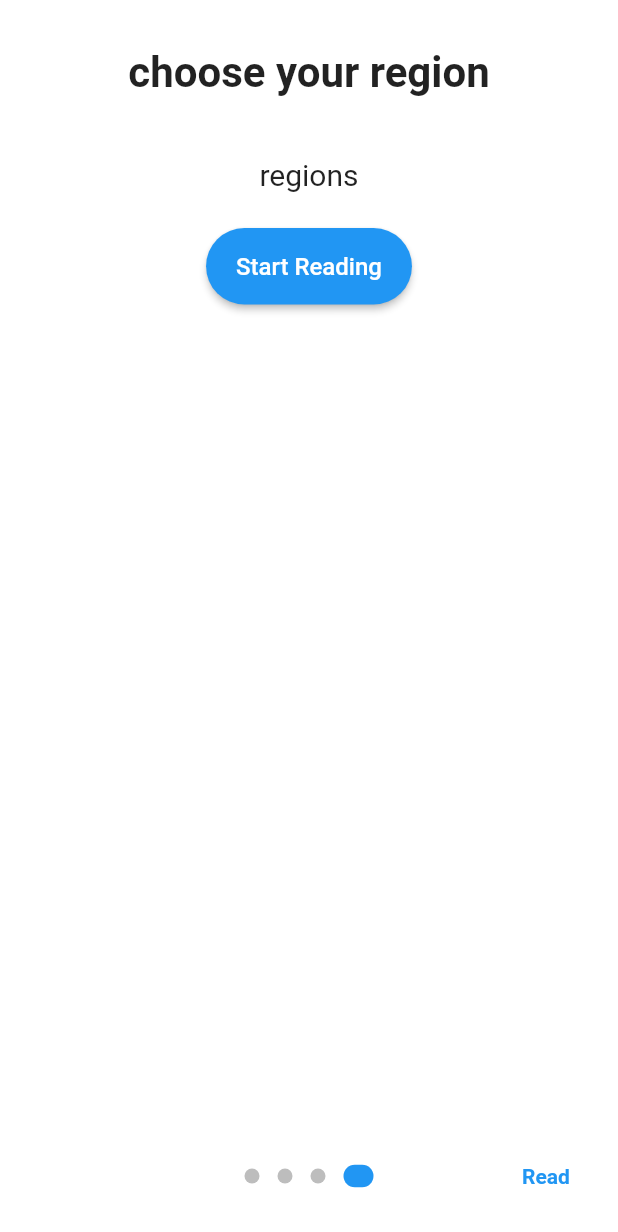
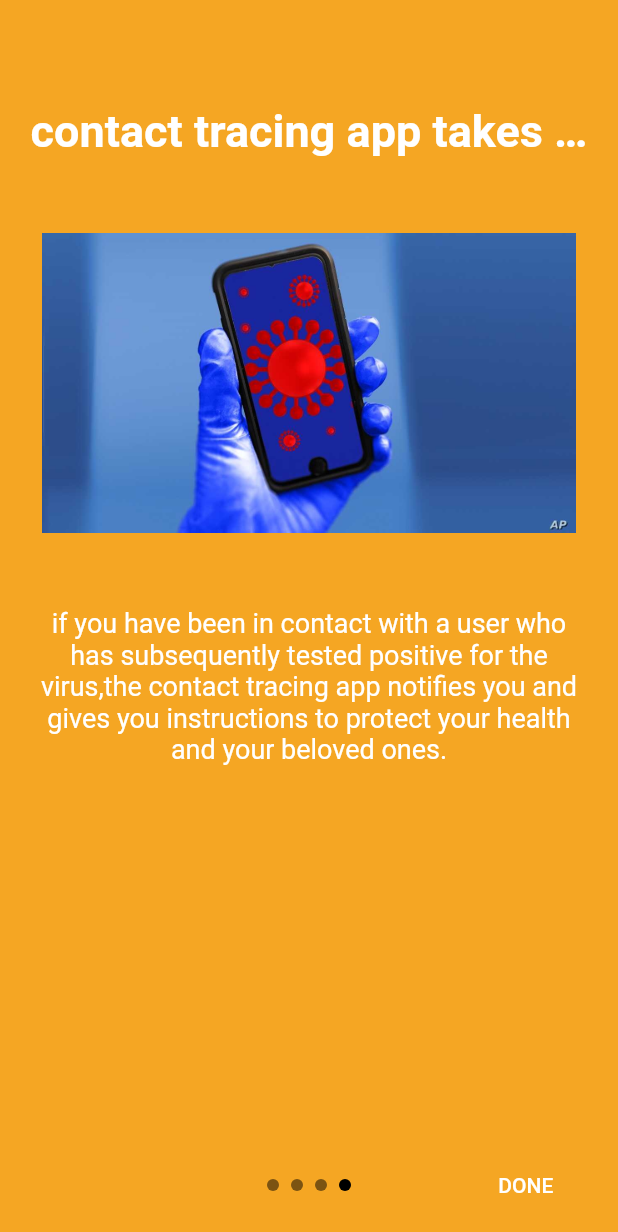
Before and after one commit to jmanga2020/contact, a Flutter app: the screen it shows after launch, swiped to page 4, on a phone screen of 412 x 824 dp. Shown: the top 1232 px of the screen. Run offline on Flutter 3.47's test engine with Material 2 defaults, Android fonts, the light colour scheme and no system bars; drawn by our look-alikes of intro_slider, introduction_screen; our stand-ins replace flutter_spinkit, shared_preferences.

Commit message:
modified splash screen

```diff
--- a/lib/screens/onBoarding Screen.dart
+++ b/lib/screens/onBoarding Screen.dart
@@ -1,9 +1,9 @@
 import 'package:flutter/material.dart';
-import 'package:introduction_screen/introduction_screen.dart';
+import 'package:intro_slider/dot_animation_enum.dart';
+import 'package:intro_slider/intro_slider.dart';
+import 'package:intro_slider/slide_object.dart';
 // import 'package:shared_preferences/shared_preferences.dart';
-import 'package:contact_tracing/widget/button_widget.dart';
 import 'package:contact_tracing/screens/homsScreen.dart';
-import 'package:after_layout/after_layout.dart';
 
 // class Splash extends StatefulWidget {
 //   // const Splash({ Key? key }) : super(key: key);
@@ -32,84 +32,58 @@ import 'package:after_layout/after_layout.dart';
 //   @override
 //    void afterFirstLayout(BuildContext context) => checkFirstSeen();
 
-class Splash extends StatelessWidget {
+class Splash extends StatefulWidget {
+  @override
+  _SplashState createState() => _SplashState();
+}
+
+class _SplashState extends State<Splash> {
+  List<Slide> _slides = [];
+
+  @override
+  void initState() {
+    _slides = [
+      Slide(
+        title: "Hallow! Welcome.",
+        description:
+            '''with everyone contribution,contact tracing app will help us contain the virus and get us back to normal life as soon as possible.  ''',
+        pathImage: "assets/images/kazi.jpg",
+        backgroundColor: Color(0xfff5a623),
+      ),
+      Slide(
+        title: "Your privacy is protected",
+        description:
+            '''The app works without tracking your movements and without  knowing your identity or the identity of the people you come into contact with..  ''',
+        pathImage: "assets/images/kazi.jpg",
+        backgroundColor: Color(0xfff5a623),
+      ),
+      Slide(
+        title: "contact tracing app takes care of you.",
+        description:
+            '''if you have been in contact with a user who has subsequently tested positive for the virus,the contact tracing app notifies you and gives you instructions to protect your health and your beloved ones.  ''',
+        pathImage: "assets/images/kazi.jpg",
+        backgroundColor: Color(0xfff5a623),
+      ),
+      Slide(
+        title: "contact tracing app takes care of you.",
+        description:
+            '''if you have been in contact with a user who has subsequently tested positive for the virus,the contact tracing app notifies you and gives you instructions to protect your health and your beloved ones.  ''',
+        pathImage: "assets/images/kazi.jpg",
+        backgroundColor: Color(0xfff5a623),
+      )
+    ];
+    super.initState();
+  }
+
   @override
   Widget build(BuildContext context) => SafeArea(
-        child: IntroductionScreen(
-          pages: [
-            PageViewModel(
-              title: 'Hallow! Welcome.',
-              body:
-                  'with everyone contribution,contact tracing app will help us contain the virus and get us back to normal life as soon as possible.  ',
-              image: buildImage('assets/happy people.jpg'),
-              decoration: getPageDecoration(),
-            ),
-            PageViewModel(
-              title: 'Your privacy is protected',
-              body:
-                  'The app works without tracking your movements and without  knowing your identity or the identity of the people you come into contact with.',
-              image: buildImage('assets/privacy1.1.jpg'),
-              decoration: getPageDecoration(),
-            ),
-            PageViewModel(
-              title: 'contact tracing app takes care of you.',
-              body:
-                  'if you have been in contact with a user who has subsequently tested positive for the virus,the contact tracing app notifies you and gives you instructions to protect your health and your beloved ones.',
-              image: buildImage('assets/notification.jpg'),
-              decoration: getPageDecoration(),
-            ),
-            PageViewModel(
-              title: 'choose your region',
-              body: 'regions',
-              footer: ButtonWidget(
-                text: 'Start Reading',
-                onClicked: () => goToHome(context),
-              ),
-              // image: buildImage('assets/learn.png'),
-              decoration: getPageDecoration(),
-            ),
-          ],
-          done: Text('Read', style: TextStyle(fontWeight: FontWeight.w600)),
-          onDone: () => goToHome(context),
-          showSkipButton: true,
-          skip: Text('Skip'),
-          onSkip: () => goToHome(context),
-          next: Icon(Icons.arrow_forward),
-          dotsDecorator: getDotDecoration(),
-          onChange: (index) => print('Page $index selected'),
-          globalBackgroundColor: Theme.of(context).primaryColor,
-          skipFlex: 0,
-          nextFlex: 0,
-          // isProgressTap: false,
-          // isProgress: false,
-          // showNextButton: false,
-          // freeze: true,
-          // animationDuration: 1000,
-        ),
-      );
-
-  void goToHome(context) => Navigator.of(context).pushReplacement(
-        MaterialPageRoute(builder: (_) => HomeScreen()),
-      );
-
-  Widget buildImage(String path) =>
-      Center(child: Image.asset(path, width: 350));
-
-  DotsDecorator getDotDecoration() => DotsDecorator(
-        color: Color(0xFFBDBDBD),
-        //activeColor: Colors.orange,
-        size: Size(10, 10),
-        activeSize: Size(20, 15),
-        activeShape: RoundedRectangleBorder(
-          borderRadius: BorderRadius.circular(24),
-        ),
-      );
-
-  PageDecoration getPageDecoration() => PageDecoration(
-        titleTextStyle: TextStyle(fontSize: 28, fontWeight: FontWeight.bold),
-        bodyTextStyle: TextStyle(fontSize: 20),
-        descriptionPadding: EdgeInsets.all(16).copyWith(bottom: 0),
-        imagePadding: EdgeInsets.all(24),
-        pageColor: Colors.white,
-      );
+          child: IntroSlider(
+        slides: _slides,
+        showDoneBtn: true,
+        typeDotAnimation: dotSliderAnimation.SIZE_TRANSITION,
+        showNextBtn: true,
+        showDotIndicator: true,
+        showPrevBtn: true,
+        colorDot: Colors.black,
+      ));
 }
--- a/pubspec.yaml
+++ b/pubspec.yaml
@@ -29,10 +29,10 @@ dependencies:
   # The following adds the Cupertino Icons font to your application.
   # Use with the CupertinoIcons class for iOS style icons.
   cupertino_icons: ^1.0.0
-  introduction_screen: ^2.1.0
   shared_preferences: ^2.0.6
   flutter_spinkit: "^4.1.2"
-  after_layout: ^1.1.0
+  intro_slider: ^3.0.1
+
 
 dev_dependencies:
   flutter_test:
```
Also changed, not shown: lib/screens/splash2.dart (deleted), lib/screens/splash3.dart (deleted), lib/screens/splash4.dart (deleted), pubspec.lock.
